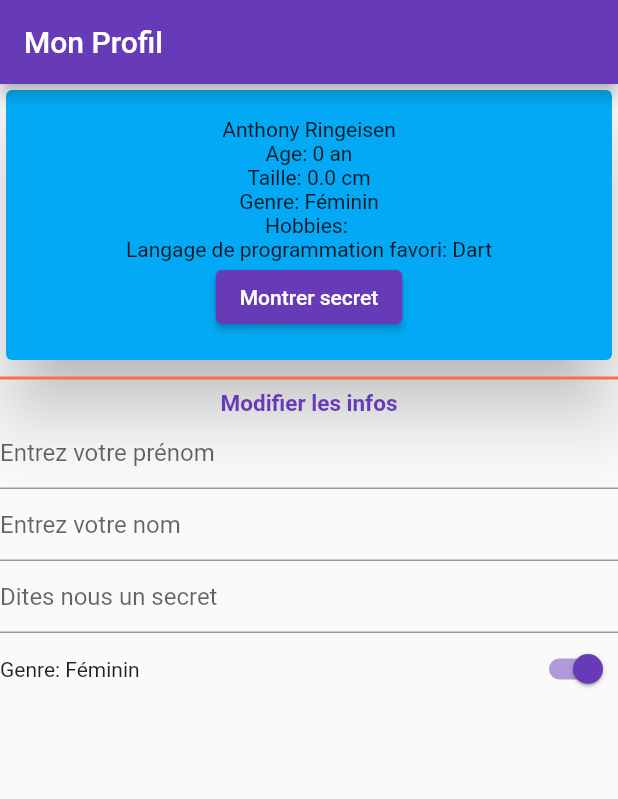
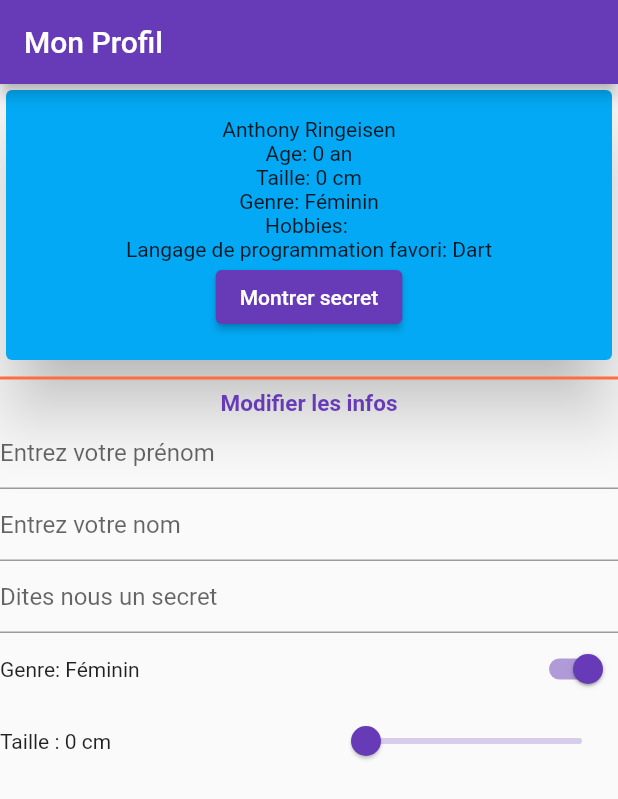
Before and after one commit to Anthonyrgn/my_profil, a Flutter app: the screen it shows after launch, on a phone screen of 412 x 824 dp. Shown: the top 799 px of the screen. Run offline on Flutter 3.47's test engine with Material 2 defaults, Android fonts, the phone set to English and light mode, and no system bars.

Commit message:
setHeight and slider

```diff
--- a/lib/my_profil_page.dart
+++ b/lib/my_profil_page.dart
@@ -92,9 +92,21 @@ class ProfilPageState extends State<ProfilPage> {
                   setState(() {
                     myProfil.gender = newBool;
                   });
+                })),
+              ],
+            ),
+            Row(
+              mainAxisSize: MainAxisSize.max,
+              mainAxisAlignment: MainAxisAlignment.spaceBetween,
+              children: [
+                Text("Taille : ${myProfil.setHeight()}"),
+                Slider(value: myProfil.height, min: 0, max: 250, onChanged: ((newHeight){
+                  setState(() {
+                    myProfil.height = newHeight;
+                  });
                 }))
               ],
-            ),
+            )
           ],
         ),
       ),
--- a/lib/profil.dart
+++ b/lib/profil.dart
@@ -33,7 +33,7 @@ class Profil {
 
   String setGenderString() => (gender) ? "Féminin" : "Masculin";
 
-  String setHeight() => "$height cm";
+  String setHeight() => "${height.toInt()} cm";
 
   String setHobbies(){
     String toHobbiesString = "";
```
